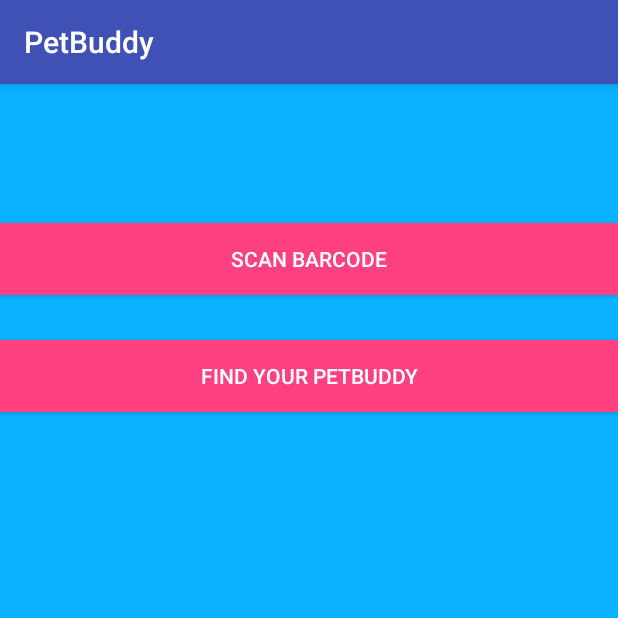
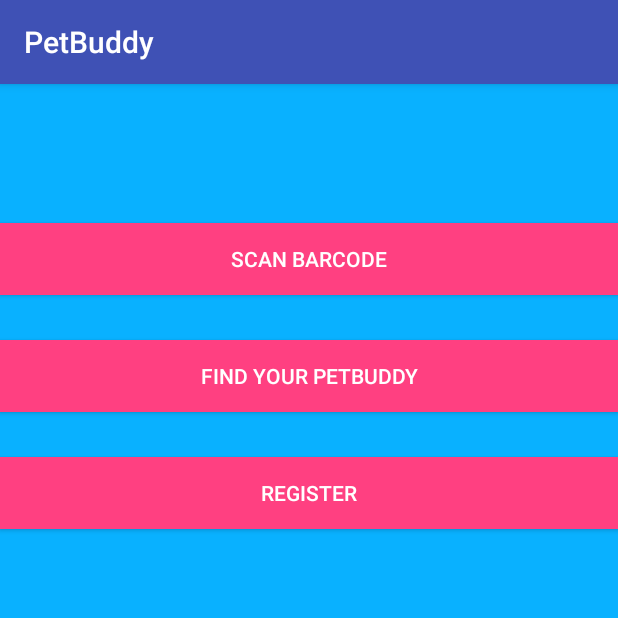
Before and after one commit to ukhan2014/petbuddy-android-app, an Android app: the screen it shows after launch (MainActivity), on a phone screen of 412 x 824 dp, the top half of it. Run offline under Robolectric (Android 15) with nearby library versions, the light colour scheme and no system bars.

Commit message:
registration activity screen

```diff
--- a/app/src/main/java/com/kodiakapps/petbuddy/MainActivity.java
+++ b/app/src/main/java/com/kodiakapps/petbuddy/MainActivity.java
@@ -51,6 +51,14 @@ public class MainActivity extends AppCompatActivity {
                 }
             }
         });
+
+        Button registerPetBuddyButton = (Button) findViewById(R.id.buttonRegister);
+        registerPetBuddyButton.setOnClickListener(new View.OnClickListener() {
+            public void onClick(View arg0) {
+                    Intent myIntent = new Intent(MainActivity.this, RegisterActivity.class);
+                    startActivity(myIntent);
+            }
+        });
     }
 
     @Override
--- a/app/src/main/res/layout/activity_info.xml
+++ b/app/src/main/res/layout/activity_info.xml
@@ -43,6 +43,18 @@
         android:layout_alignParentLeft="true"
         android:layout_alignParentStart="true" />
 
+    <Button
+        android:id="@+id/buttonRegister"
+        android:layout_width="match_parent"
+        android:layout_height="wrap_content"
+        android:layout_alignParentLeft="true"
+        android:layout_alignParentStart="true"
+        android:layout_below="@+id/buttonFind"
+        android:layout_marginTop="30dp"
+        android:background="@color/colorAccent"
+        android:text="Register"
+        android:textColor="@color/colorText" />
+
 
 
 </RelativeLayout>
--- a/app/src/main/res/values/dimens.xml
+++ b/app/src/main/res/values/dimens.xml
@@ -1,5 +1,5 @@
 <resources>
-<!-- Default screen margins, per the Android design guidelines -->\
+    <!-- Default screen margins, per the Android design guidelines -->\
     <dimen name="activity_horizontal_margin">16dp</dimen>
     <dimen name="activity_vertical_margin">16dp</dimen>
     <dimen name="activity_horizontal_margin_big">32dp</dimen>
--- a/build.gradle
+++ b/build.gradle
@@ -1,21 +1,25 @@
 // Top-level build file where you can add configuration options common to all sub-projects/modules.
 
 buildscript {
+    ext.kotlin_version = '1.1.51'
     repositories {
         jcenter()
+        google()
     }
     dependencies {
-        classpath 'com.android.tools.build:gradle:2.3.1'
+        classpath 'com.android.tools.build:gradle:3.0.0'
         //compile 'com.android.support:appcompat-v7:25.3.1'
 
         // NOTE: Do not place your application dependencies here; they belong
         // in the individual module build.gradle files
+        classpath "org.jetbrains.kotlin:kotlin-gradle-plugin:$kotlin_version"
     }
 }
 
 allprojects {
     repositories {
         jcenter()
+        google()
     }
 }
 
```
Also changed, not shown: app/build.gradle (+6 -1 lines), app/src/main/AndroidManifest.xml (+13 -10 lines), app/src/main/res/values/strings.xml (+22 -0 lines), app/src/main/res/drawable/petbuddyicon.png (renamed from app/src/main/res/drawable/petBuddyIcon.png), gradle/wrapper/gradle-wrapper.properties.
